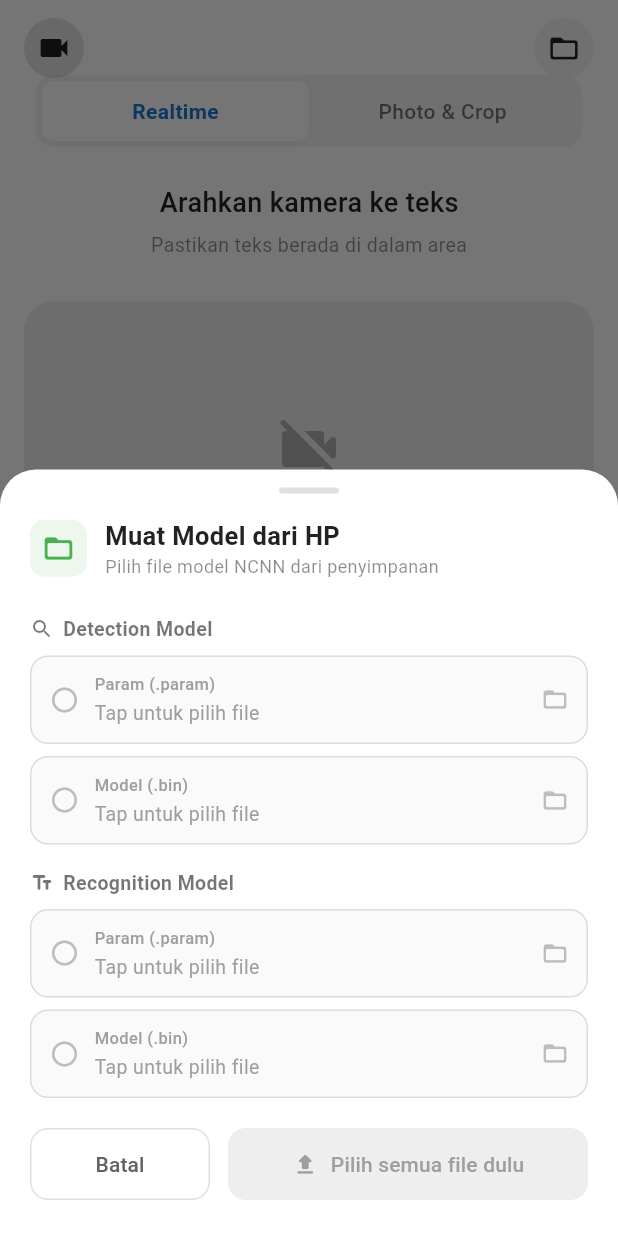
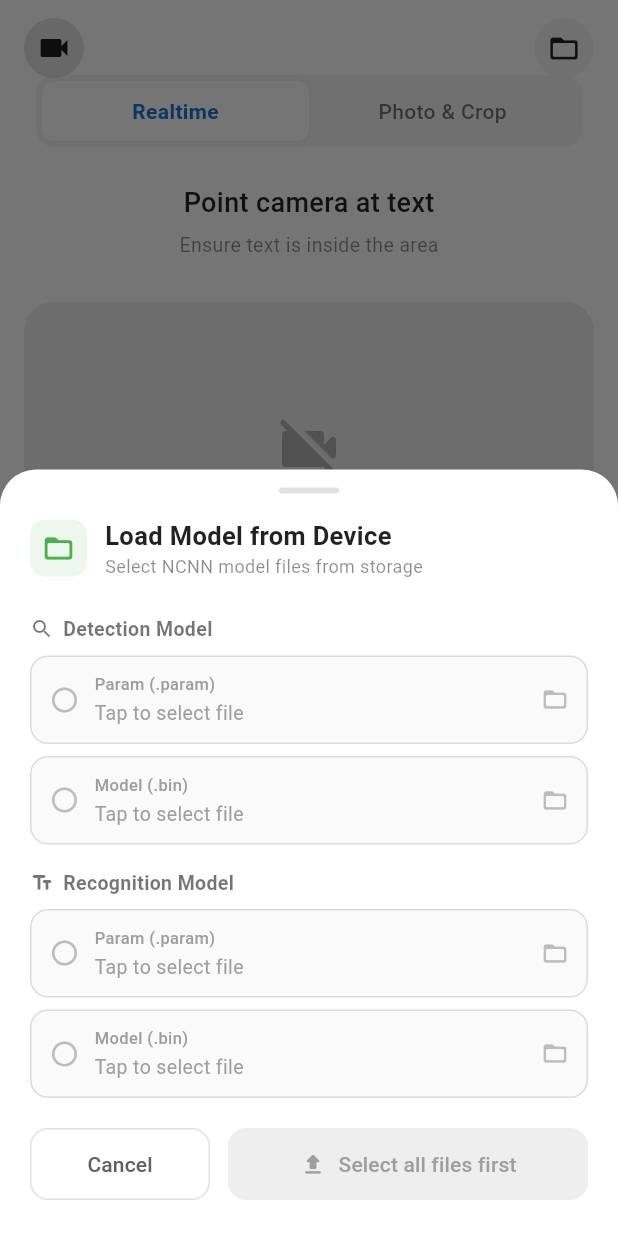
Before and after one commit to Saifulkamil/flutter_paddle_ocr_ncnn, a Flutter app: the screen it shows after launch, after a tap on the "folder open" icon, on a phone screen of 412 x 824 dp. Run offline on Flutter 3.47's test engine with Material 3 defaults, Android fonts, the phone set to English and light mode, and no system bars; our stand-ins replace file_picker, permission_handler, plugin_platform_interface.

Commit message:
feat: implement OCR scanner example app with real-time and photo modes, including model loading and camera control functionality

```diff
--- a/example/lib/main.dart
+++ b/example/lib/main.dart
@@ -180,7 +180,7 @@ class _OcrScanScreenState extends State<OcrScanScreen> with SingleTickerProvider
 
       if (mounted) {
         ScaffoldMessenger.of(context).showSnackBar(
-          const SnackBar(backgroundColor: Colors.green, content: Text('✅ Model berhasil dimuat dari HP!')),
+          const SnackBar(backgroundColor: Colors.green, content: Text('✅ Model successfully loaded from device!')),
         );
       }
 
@@ -191,7 +191,7 @@ class _OcrScanScreenState extends State<OcrScanScreen> with SingleTickerProvider
       if (mounted) {
         ScaffoldMessenger.of(
           context,
-        ).showSnackBar(SnackBar(backgroundColor: Colors.red, content: Text('Gagal memuat model: $e')));
+        ).showSnackBar(SnackBar(backgroundColor: Colors.red, content: Text('Failed to load model: $e')));
       }
     }
   }
@@ -255,7 +255,7 @@ class _OcrScanScreenState extends State<OcrScanScreen> with SingleTickerProvider
     if (_mode == OcrMode.realtime && _ocrResult.isEmpty) {
       ScaffoldMessenger.of(
         context,
-      ).showSnackBar(const SnackBar(backgroundColor: Colors.red, content: Text("Tidak ada hasil OCR")));
+      ).showSnackBar(const SnackBar(backgroundColor: Colors.red, content: Text("No OCR result")));
       return;
     }
 
@@ -331,7 +331,7 @@ class _OcrScanScreenState extends State<OcrScanScreen> with SingleTickerProvider
         }
       }
     } catch (e) {
-      debugPrint("Gagal mengambil foto: $e");
+      debugPrint("Failed to take photo: $e");
       if (mounted) setState(() => _isLoadingModel = false);
     }
   }
@@ -348,7 +348,7 @@ class _OcrScanScreenState extends State<OcrScanScreen> with SingleTickerProvider
             crossAxisAlignment: CrossAxisAlignment.stretch,
             children: [
               const Text(
-                "Hasil Auto-Crop & OCR",
+                "Auto-Crop & OCR Result",
                 style: TextStyle(fontSize: 18, fontWeight: FontWeight.bold),
                 textAlign: TextAlign.center,
               ),
@@ -361,10 +361,10 @@ class _OcrScanScreenState extends State<OcrScanScreen> with SingleTickerProvider
                   Expanded(
                     child: Column(
                       children: [
-                        const Text("Gambar Asli", style: TextStyle(fontSize: 12, color: Colors.black54)),
+                        const Text("Original Image", style: TextStyle(fontSize: 12, color: Colors.black54)),
                         const SizedBox(height: 4),
                         GestureDetector(
-                          onTap: () => _openFullScreenImage(context, capture.photoPath, "Gambar Asli"),
+                          onTap: () => _openFullScreenImage(context, capture.photoPath, "Original Image"),
                           child: ClipRRect(
                             borderRadius: BorderRadius.circular(8),
                             child: Image.file(File(capture.photoPath), height: 140, fit: BoxFit.cover),
@@ -378,10 +378,10 @@ class _OcrScanScreenState extends State<OcrScanScreen> with SingleTickerProvider
                     Expanded(
                       child: Column(
                         children: [
-                          const Text("Hasil OCR", style: TextStyle(fontSize: 12, color: Colors.black54)),
+                          const Text("OCR Result", style: TextStyle(fontSize: 12, color: Colors.black54)),
                           const SizedBox(height: 4),
                           GestureDetector(
-                            onTap: () => _openFullScreenImage(context, capture.croppedPath, "Hasil OCR"),
+                            onTap: () => _openFullScreenImage(context, capture.croppedPath, "OCR Result"),
                             child: ClipRRect(
                               borderRadius: BorderRadius.circular(8),
                               child: Image.file(File(capture.croppedPath), height: 140, fit: BoxFit.contain),
@@ -401,7 +401,7 @@ class _OcrScanScreenState extends State<OcrScanScreen> with SingleTickerProvider
                 constraints: const BoxConstraints(maxHeight: 120),
                 child: SingleChildScrollView(
                   child: Text(
-                    capture.ocrText.isEmpty ? "Tidak ada teks terdeteksi" : capture.ocrText,
+                    capture.ocrText.isEmpty ? "No text detected" : capture.ocrText,
                     style: TextStyle(fontSize: 15, color: capture.ocrText.isEmpty ? Colors.black54 : Colors.black87),
                   ),
                 ),
@@ -413,7 +413,7 @@ class _OcrScanScreenState extends State<OcrScanScreen> with SingleTickerProvider
                   backgroundColor: Colors.green,
                   shape: RoundedRectangleBorder(borderRadius: BorderRadius.circular(12)),
                 ),
-                child: const Text("Tutup", style: TextStyle(color: Colors.white)),
+                child: const Text("Close", style: TextStyle(color: Colors.white)),
               ),
             ],
           ),
@@ -635,15 +635,15 @@ class _OcrScanScreenState extends State<OcrScanScreen> with SingleTickerProvider
                 // Title
                 Text(
                   _mode == OcrMode.photo
-                      ? "Ambil Foto untuk Di-Crop"
-                      : (_showPreview ? "Hasil Foto" : "Arahkan kamera ke teks"),
+                      ? "Take Photo to Crop"
+                      : (_showPreview ? "Photo Result" : "Point camera at text"),
                   style: const TextStyle(color: Colors.black87, fontSize: 18, fontWeight: FontWeight.w500),
                 ),
                 const SizedBox(height: 6),
                 Text(
                   _mode == OcrMode.photo
-                      ? "Pilih dari galeri atau kamera"
-                      : (_showPreview ? "Tekan foto lagi untuk scan baru" : "Pastikan teks berada di dalam area"),
+                      ? "Choose from gallery or camera"
+                      : (_showPreview ? "Tap photo again for new scan" : "Ensure text is inside the area"),
                   style: const TextStyle(color: Colors.black45, fontSize: 13),
                 ),
 
@@ -673,7 +673,7 @@ class _OcrScanScreenState extends State<OcrScanScreen> with SingleTickerProvider
                         Row(
                           children: [
                             const Text(
-                              "Hasil OCR",
+                              "OCR Result",
                               style: TextStyle(color: Colors.black, fontSize: 15, fontWeight: FontWeight.w600),
                             ),
                             const Spacer(),
@@ -689,7 +689,7 @@ class _OcrScanScreenState extends State<OcrScanScreen> with SingleTickerProvider
                                   children: [
                                     Icon(Icons.check_circle, color: Colors.green, size: 14),
                                     SizedBox(width: 4),
-                                    Text("Tersimpan", style: TextStyle(color: Colors.green, fontSize: 11)),
+                                    Text("Saved", style: TextStyle(color: Colors.green, fontSize: 11)),
                                   ],
                                 ),
                               ),
@@ -707,7 +707,7 @@ class _OcrScanScreenState extends State<OcrScanScreen> with SingleTickerProvider
                           ),
                           child: SingleChildScrollView(
                             child: Text(
-                              _ocrResult.isEmpty ? "Belum ada hasil" : _ocrResult,
+                              _ocrResult.isEmpty ? "No result yet" : _ocrResult,
                               style: TextStyle(
                                 color: _ocrResult.isEmpty ? Colors.black38 : Colors.black87,
                                 fontSize: 16,
@@ -739,7 +739,7 @@ class _OcrScanScreenState extends State<OcrScanScreen> with SingleTickerProvider
                         const SizedBox(width: 32),
                         _ActionButton(
                           icon: Icons.cameraswitch_rounded,
-                          label: "Putar",
+                          label: "Switch",
                           active: false,
                           activeColor: Colors.green,
                           onTap: _switchCamera,
@@ -748,7 +748,7 @@ class _OcrScanScreenState extends State<OcrScanScreen> with SingleTickerProvider
                           const SizedBox(width: 32),
                           _ActionButton(
                             icon: Icons.photo_library_outlined,
-                            label: "Riwayat",
+                            label: "History",
                             active: false,
                             activeColor: Colors.greenAccent,
                             onTap: _showHistory,
@@ -766,7 +766,7 @@ class _OcrScanScreenState extends State<OcrScanScreen> with SingleTickerProvider
                       onPressed: _showHistory,
                       icon: const Icon(Icons.photo_library_outlined, color: Colors.black54, size: 18),
                       label: Text(
-                        "Lihat semua (${_captureHistory.length})",
+                        "View all (${_captureHistory.length})",
                         style: const TextStyle(color: Colors.black54, fontSize: 13),
                       ),
                     ),
@@ -788,7 +788,7 @@ class _OcrScanScreenState extends State<OcrScanScreen> with SingleTickerProvider
                         size: 20,
                       ),
                       label: Text(
-                        _mode == OcrMode.photo ? "Ambil Foto" : (_showPreview ? "Foto Baru" : "Ambil Gambar"),
+                        _mode == OcrMode.photo ? "Take Photo" : (_showPreview ? "New Photo" : "Capture Image"),
                         style: const TextStyle(fontSize: 15),
                       ),
                       style: ElevatedButton.styleFrom(
@@ -841,7 +841,7 @@ class _OcrScanScreenState extends State<OcrScanScreen> with SingleTickerProvider
                         style: IconButton.styleFrom(backgroundColor: Colors.grey[100]),
                         icon: const Icon(Icons.folder_open_rounded, color: Colors.black87, size: 22),
                         onPressed: _loadModelFromPhone,
-                        tooltip: 'Muat model dari HP',
+                        tooltip: 'Load model from device',
                       ),
                       if (_modelLoaded)
                         Container(
@@ -852,7 +852,7 @@ class _OcrScanScreenState extends State<OcrScanScreen> with SingleTickerProvider
                             borderRadius: BorderRadius.circular(6),
                           ),
                           child: Text(
-                            _modelSource == 'phone' ? '📱 HP' : '📦 Assets',
+                            _modelSource == 'phone' ? '📱 Device' : '📦 Assets',
                             style: TextStyle(
                               fontSize: 9,
                               fontWeight: FontWeight.w600,
@@ -971,11 +971,11 @@ class _ModelPickerSheetState extends State<_ModelPickerSheet> {
                   crossAxisAlignment: CrossAxisAlignment.start,
                   children: [
                     Text(
-                      'Muat Model dari HP',
+                      'Load Model from Device',
                       style: TextStyle(fontSize: 17, fontWeight: FontWeight.bold, color: Colors.black87),
                     ),
                     Text(
-                      'Pilih file model NCNN dari penyimpanan',
+                      'Select NCNN model files from storage',
                       style: TextStyle(fontSize: 12, color: Colors.black45),
                     ),
                   ],
@@ -1009,7 +1009,7 @@ class _ModelPickerSheetState extends State<_ModelPickerSheet> {
                   const SizedBox(width: 8),
                   Expanded(
                     child: Text(
-                      'Aktif: ${widget.modelSource == 'phone' ? 'Model dari HP' : 'Model dari Assets'}',
+                      'Active: ${widget.modelSource == 'phone' ? 'Model from Device' : 'Model from Assets'}',
                       style: TextStyle(
                         fontSize: 12,
                         fontWeight: FontWeight.w600,
@@ -1073,7 +1073,7 @@ class _ModelPickerSheetState extends State<_ModelPickerSheet> {
                     padding: const EdgeInsets.symmetric(vertical: 14),
                     shape: RoundedRectangleBorder(borderRadius: BorderRadius.circular(12)),
                   ),
-                  child: const Text('Batal'),
+                  child: const Text('Cancel'),
                 ),
               ),
               const SizedBox(width: 12),
@@ -1089,7 +1089,7 @@ class _ModelPickerSheetState extends State<_ModelPickerSheet> {
                         })
                       : null,
                   icon: const Icon(Icons.upload_rounded, size: 18),
-                  label: Text(_allSelected ? 'Muat Model' : 'Pilih semua file dulu'),
+                  label: Text(_allSelected ? 'Load Model' : 'Select all files first'),
                   style: ElevatedButton.styleFrom(
                     backgroundColor: Colors.green,
                     foregroundColor: Colors.white,
@@ -1159,7 +1159,7 @@ class _ModelPickerSheetState extends State<_ModelPickerSheet> {
                   ),
                   const SizedBox(height: 2),
                   Text(
-                    hasFile ? _fileName(path) : 'Tap untuk pilih file',
+                    hasFile ? _fileName(path) : 'Tap to select file',
                     style: TextStyle(
                       fontSize: 13,
                       color: hasFile ? Colors.black87 : Colors.grey,
@@ -1255,7 +1255,7 @@ class _HistorySheet extends StatelessWidget {
             ),
             const SizedBox(height: 16),
             const Text(
-              "Riwayat Scan",
+              "Scan History",
               style: TextStyle(color: Colors.black87, fontSize: 17, fontWeight: FontWeight.bold),
             ),
             const SizedBox(height: 12),
@@ -1303,7 +1303,7 @@ class _HistorySheet extends StatelessWidget {
                               crossAxisAlignment: CrossAxisAlignment.start,
                               children: [
                                 Text(
-                                  cap.ocrText.isEmpty ? "Tidak ada teks" : cap.ocrText,
+                                  cap.ocrText.isEmpty ? "No text" : cap.ocrText,
                                   style: TextStyle(
                                     color: cap.ocrText.isEmpty ? Colors.black38 : Colors.black87,
                                     fontSize: 15,
```
